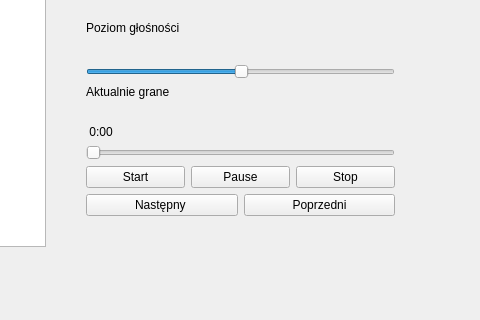
This is mp3_player/forms/mainwindow.ui in adam123600/mp3_player_QT as Qt 5 draws it before an edit; both pictures show x 215 to 695 and y 211 to 531 of the 1029 by 531 pixel window. The edited form follows.
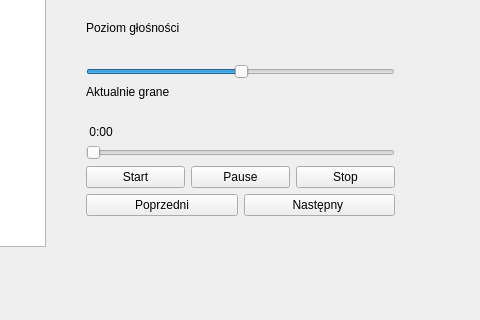
This is the edited form.

Commit message: Add functions previous, next from playlist

The edit to the form file:
```diff
--- a/mp3_player/forms/mainwindow.ui
+++ b/mp3_player/forms/mainwindow.ui
@@ -183,16 +183,16 @@
      <item>
       <layout class="QHBoxLayout" name="horizontalLayout_2">
        <item>
-        <widget class="QPushButton" name="pbNextSingiel">
+        <widget class="QPushButton" name="pbPreviousSingiel">
          <property name="text">
-          <string>Następny </string>
+          <string>Poprzedni</string>
          </property>
         </widget>
        </item>
        <item>
-        <widget class="QPushButton" name="pbPreviousSingiel">
+        <widget class="QPushButton" name="pbNextSingiel">
          <property name="text">
-          <string>Poprzedni</string>
+          <string>Następny </string>
          </property>
         </widget>
        </item>
```
The commit also changes 1 other file.
